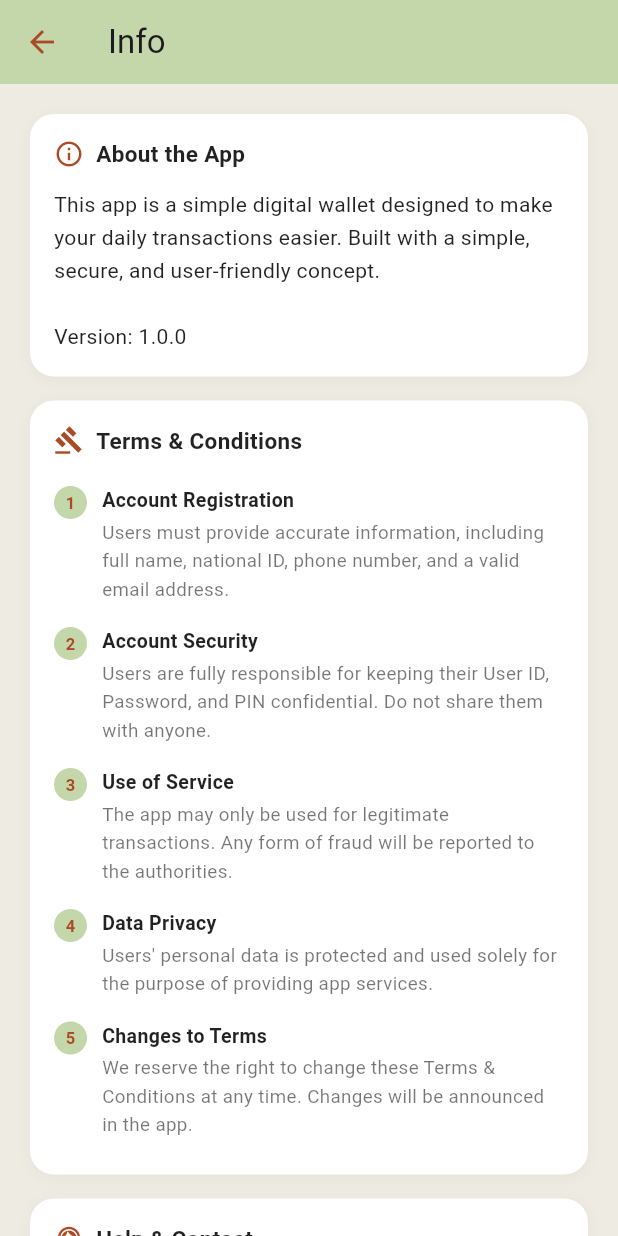
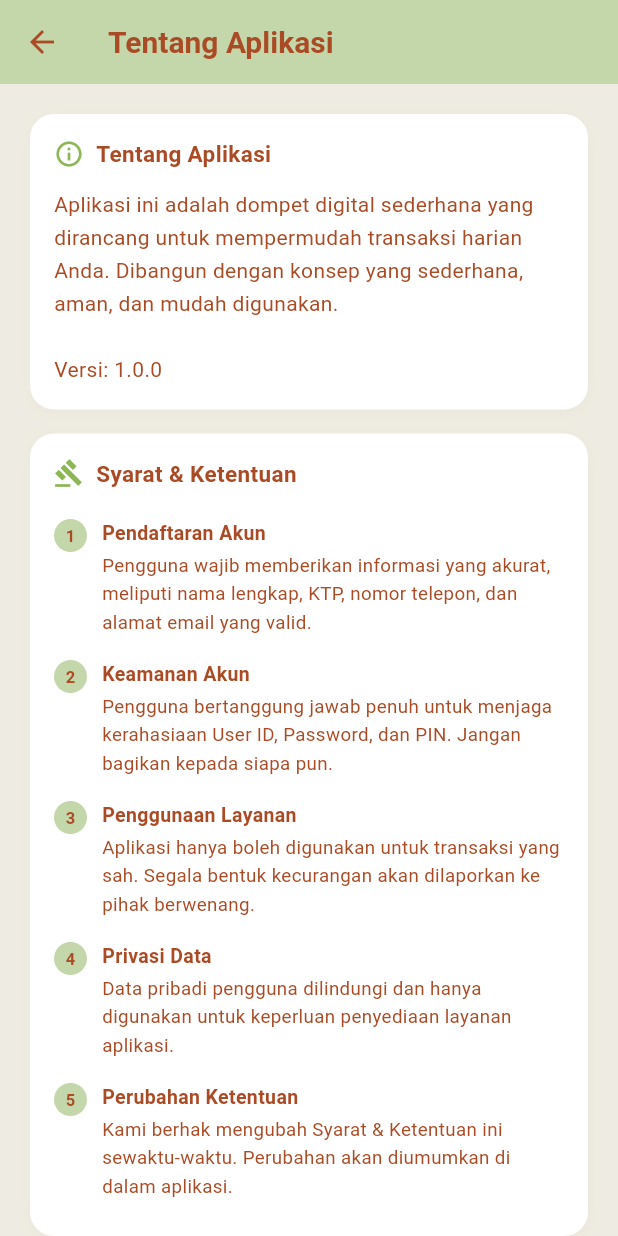
Before and after one commit to Nadirameidira/E-wallet, a Flutter app: the InfoPage screen opened directly, on a phone screen of 412 x 824 dp. Run offline on Flutter 3.47's test engine with Material 3 defaults, Android fonts, the phone set to English and light mode, and no system bars; our stand-ins replace shared_preferences; accounts and stored records are empty; statements that could not run were skipped.

Commit message:
Merapihkan style color, text dan icon kembali

```diff
--- a/lib/screens/info.dart
+++ b/lib/screens/info.dart
@@ -9,7 +9,12 @@ class InfoPage extends StatelessWidget {
     return Scaffold(
       backgroundColor: AppColors.bg,
       appBar: AppBar(
-        title: const Text('Info'),
+        title: const Text('Tentang Aplikasi'),
+        titleTextStyle: const TextStyle(
+          color: AppColors.orange,
+          fontWeight: FontWeight.bold,
+          fontSize: 20,
+        ),
         backgroundColor: AppColors.greenBtn,
         elevation: 0,
         iconTheme: const IconThemeData(color: AppColors.orange),
@@ -21,13 +26,13 @@ class InfoPage extends StatelessWidget {
           children: [
             _section(
               icon: Icons.info_outline,
-              title: 'About the App',
+              title: 'Tentang Aplikasi',
               content: const Text(
-                'This app is a simple digital wallet designed to make your '
-                'daily transactions easier. Built with a simple, secure, and '
-                'user-friendly concept.\n\n'
-                'Version: 1.0.0',
-                style: TextStyle(height: 1.6, color: Colors.black87),
+                'Aplikasi ini adalah dompet digital sederhana yang dirancang '
+                'untuk mempermudah transaksi harian Anda. Dibangun dengan '
+                'konsep yang sederhana, aman, dan mudah digunakan.\n\n'
+                'Versi: 1.0.0',
+                style: TextStyle(height: 1.6, color: AppColors.orange),
               ),
             ),
 
@@ -35,44 +40,44 @@ class InfoPage extends StatelessWidget {
 
             _section(
               icon: Icons.gavel,
-              title: 'Terms & Conditions',
+              title: 'Syarat & Ketentuan',
               content: Column(
                 crossAxisAlignment: CrossAxisAlignment.start,
                 children: const [
                   _TnCItem(
                     nomor: '1',
-                    judul: 'Account Registration',
+                    judul: 'Pendaftaran Akun',
                     isi:
-                        'Users must provide accurate information, including full '
-                        'name, national ID, phone number, and a valid email address.',
+                        'Pengguna wajib memberikan informasi yang akurat, meliputi '
+                        'nama lengkap, KTP, nomor telepon, dan alamat email yang valid.',
                   ),
                   _TnCItem(
                     nomor: '2',
-                    judul: 'Account Security',
+                    judul: 'Keamanan Akun',
                     isi:
-                        'Users are fully responsible for keeping their User ID, '
-                        'Password, and PIN confidential. Do not share them with anyone.',
+                        'Pengguna bertanggung jawab penuh untuk menjaga kerahasiaan '
+                        'User ID, Password, dan PIN. Jangan bagikan kepada siapa pun.',
                   ),
                   _TnCItem(
                     nomor: '3',
-                    judul: 'Use of Service',
+                    judul: 'Penggunaan Layanan',
                     isi:
-                        'The app may only be used for legitimate transactions. '
-                        'Any form of fraud will be reported to the authorities.',
+                        'Aplikasi hanya boleh digunakan untuk transaksi yang sah. '
+                        'Segala bentuk kecurangan akan dilaporkan ke pihak berwenang.',
                   ),
                   _TnCItem(
                     nomor: '4',
-                    judul: 'Data Privacy',
+                    judul: 'Privasi Data',
                     isi:
-                        'Users\' personal data is protected and used solely for '
-                        'the purpose of providing app services.',
+                        'Data pribadi pengguna dilindungi dan hanya digunakan untuk '
+                        'keperluan penyediaan layanan aplikasi.',
                   ),
                   _TnCItem(
                     nomor: '5',
-                    judul: 'Changes to Terms',
+                    judul: 'Perubahan Ketentuan',
                     isi:
-                        'We reserve the right to change these Terms & Conditions '
-                        'at any time. Changes will be announced in the app.',
+                        'Kami berhak mengubah Syarat & Ketentuan ini sewaktu-waktu. '
+                        'Perubahan akan diumumkan di dalam aplikasi.',
                   ),
                 ],
               ),
@@ -82,19 +87,19 @@ class InfoPage extends StatelessWidget {
 
             _section(
               icon: Icons.support_agent,
-              title: 'Help & Contact',
+              title: 'Bantuan & Kontak',
               content: Column(
                 crossAxisAlignment: CrossAxisAlignment.start,
                 children: const [
                   _ContactRow(
                     icon: Icons.email_outlined,
                     label: 'Email',
-                    value: 'support@aplikasi.id',
+                    value: 'support@ca(sh)t.id',
                   ),
                   _ContactRow(
                     icon: Icons.phone_outlined,
                     label: 'Call Center',
-                    value: '1500-123',
+                    value: '6688-6174',
                   ),
                 ],
               ),
@@ -104,8 +109,8 @@ class InfoPage extends StatelessWidget {
 
             const Center(
               child: Text(
-                '© 2025 Aplikasi Indonesia',
-                style: TextStyle(fontSize: 11, color: Colors.black45),
+                '© 2026 Ca(sh)t',
+                style: TextStyle(fontSize: 11, color: AppColors.darkG),
               ),
             ),
             const SizedBox(height: 16),
@@ -128,7 +133,7 @@ class InfoPage extends StatelessWidget {
         borderRadius: BorderRadius.circular(16),
         boxShadow: [
           BoxShadow(
-            color: Colors.black.withAlpha(10),
+            color: AppColors.orange.withAlpha(10),
             blurRadius: 8,
             offset: const Offset(0, 2),
           ),
@@ -139,14 +144,14 @@ class InfoPage extends StatelessWidget {
         children: [
           Row(
             children: [
-              Icon(icon, size: 20, color: AppColors.orange),
+              Icon(icon, size: 20, color: AppColors.darkG),
               const SizedBox(width: 8),
               Text(
                 title,
                 style: const TextStyle(
                   fontSize: 15,
                   fontWeight: FontWeight.bold,
-                  color: Colors.black87,
+                  color: AppColors.orange,
                 ),
               ),
             ],
@@ -205,7 +210,7 @@ class _TnCItem extends StatelessWidget {
                   style: const TextStyle(
                     fontWeight: FontWeight.bold,
                     fontSize: 13,
-                    color: Colors.black87,
+                    color: AppColors.orange,
                   ),
                 ),
                 const SizedBox(height: 2),
@@ -214,7 +219,7 @@ class _TnCItem extends StatelessWidget {
                   style: const TextStyle(
                     fontSize: 12.5,
                     height: 1.5,
-                    color: Colors.black54,
+                    color: AppColors.orange,
                   ),
                 ),
               ],
@@ -243,16 +248,16 @@ class _ContactRow extends StatelessWidget {
       padding: const EdgeInsets.symmetric(vertical: 6),
       child: Row(
         children: [
-          Icon(icon, size: 18, color: AppColors.orange),
+          Icon(icon, size: 18, color: AppColors.darkG),
           const SizedBox(width: 12),
           Text(label,
-              style: const TextStyle(fontSize: 13, color: Colors.black54)),
+              style: const TextStyle(fontSize: 13, color: AppColors.orange)),
           const Spacer(),
           Text(value,
               style: const TextStyle(
                   fontSize: 13,
                   fontWeight: FontWeight.w600,
-                  color: Colors.black87)),
+                  color: AppColors.darkG)),
         ],
       ),
     );
```
